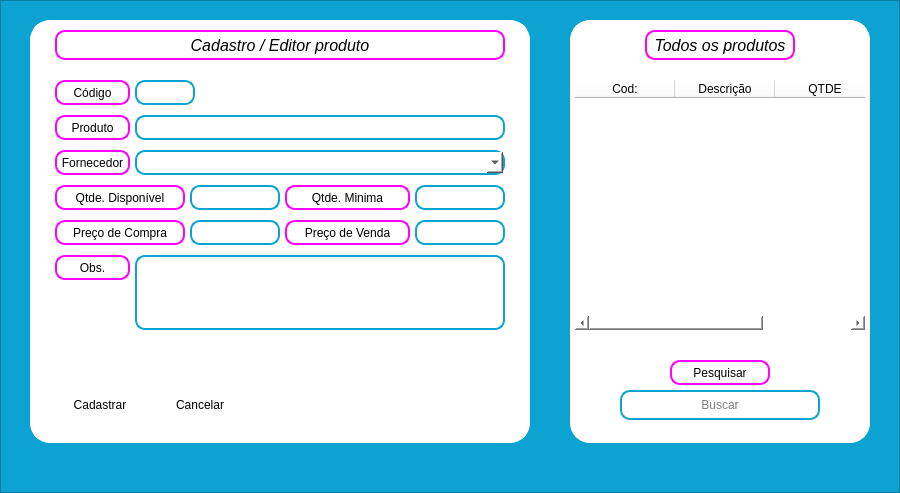
Old version of the form Views/estoque.ui in the repository joaovilker/PDV.
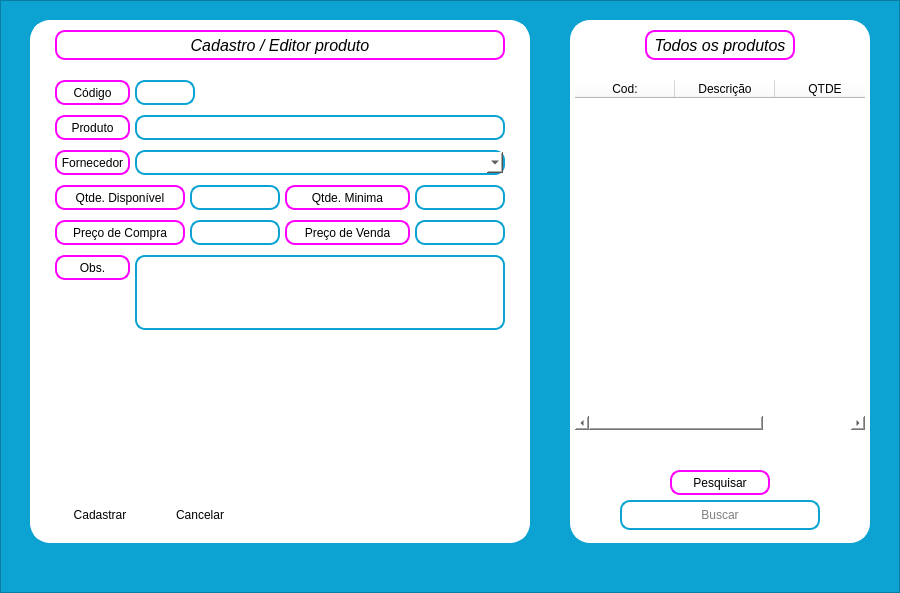
New version of the form. Icons and pictures are not drawn.

Patch:
```diff
--- a/Views/estoque.ui
+++ b/Views/estoque.ui
@@ -7,7 +7,7 @@
     <x>0</x>
     <y>0</y>
     <width>900</width>
-    <height>493</height>
+    <height>593</height>
    </rect>
   </property>
   <property name="font">
@@ -33,7 +33,7 @@
      <x>0</x>
      <y>0</y>
      <width>900</width>
-     <height>493</height>
+     <height>593</height>
     </rect>
    </property>
    <property name="styleSheet">
@@ -51,7 +51,7 @@
       <x>30</x>
       <y>20</y>
       <width>500</width>
-      <height>423</height>
+      <height>523</height>
      </rect>
     </property>
     <property name="styleSheet">
@@ -466,7 +466,7 @@
      <property name="geometry">
       <rect>
        <x>25</x>
-       <y>370</y>
+       <y>480</y>
        <width>90</width>
        <height>30</height>
       </rect>
@@ -484,7 +484,7 @@
      <property name="geometry">
       <rect>
        <x>125</x>
-       <y>370</y>
+       <y>480</y>
        <width>90</width>
        <height>30</height>
       </rect>
@@ -505,7 +505,7 @@
       <x>570</x>
       <y>20</y>
       <width>300</width>
-      <height>423</height>
+      <height>523</height>
      </rect>
     </property>
     <property name="styleSheet">
@@ -558,7 +558,7 @@
        <x>5</x>
        <y>60</y>
        <width>290</width>
-       <height>250</height>
+       <height>350</height>
       </rect>
      </property>
      <property name="styleSheet">
@@ -596,7 +596,7 @@
      <property name="geometry">
       <rect>
        <x>50</x>
-       <y>370</y>
+       <y>480</y>
        <width>200</width>
        <height>30</height>
       </rect>
@@ -619,7 +619,7 @@
      <property name="geometry">
       <rect>
        <x>100</x>
-       <y>340</y>
+       <y>450</y>
        <width>100</width>
        <height>25</height>
       </rect>
```
